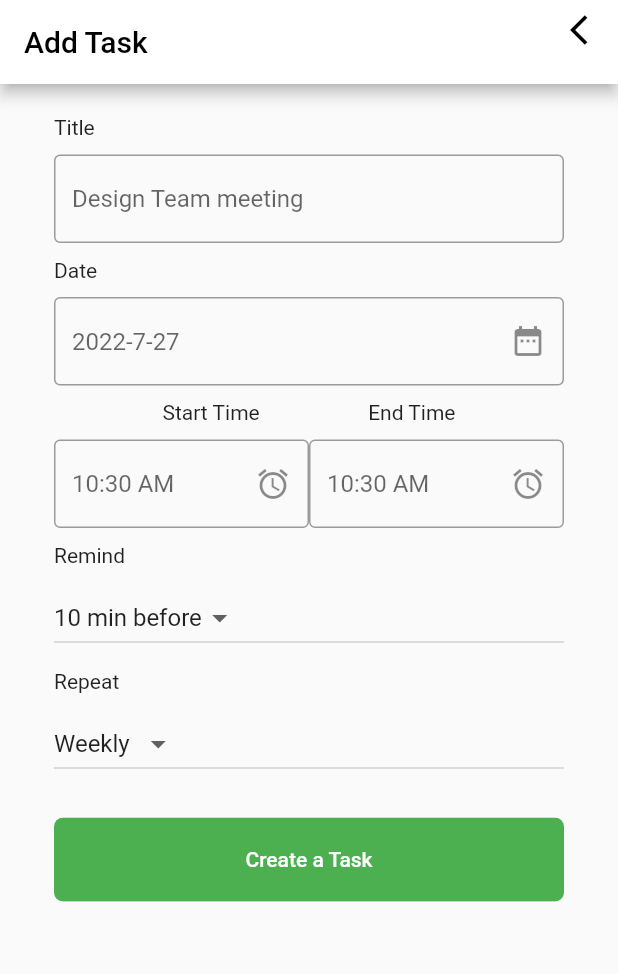
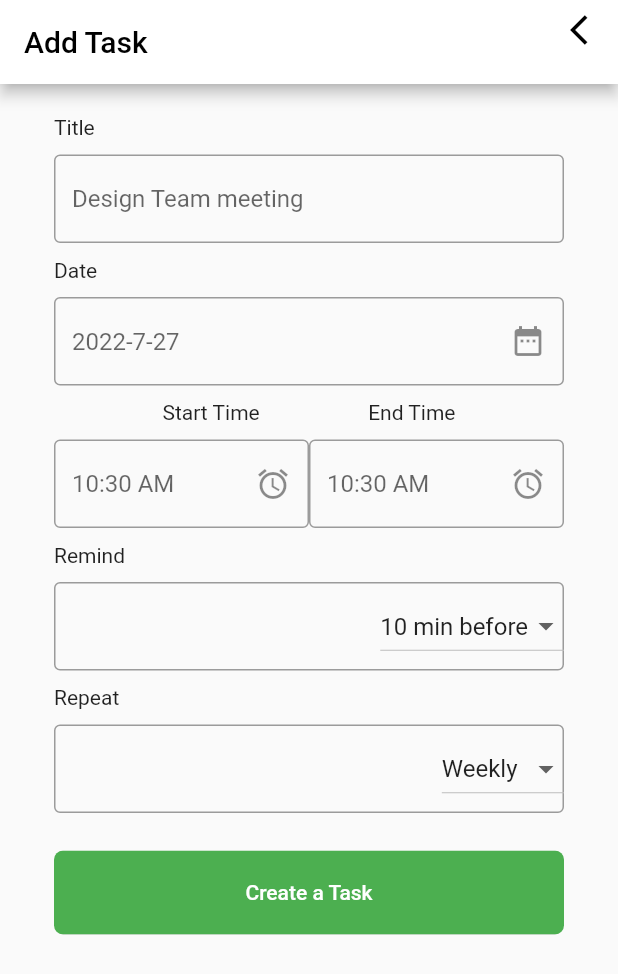
Before and after one commit to HebaLashin/to_do, a Flutter app: the AddTaskWidget screen opened directly, on a phone screen of 412 x 824 dp. Shown: the top 974 px of the screen. Run offline on Flutter 3.47's test engine with Material 2 defaults, Android fonts, the phone set to English and light mode, and no system bars; our stand-ins replace bloc, date_picker_timeline, flutter_bloc, sqflite; accounts and stored records are empty.

Commit message:
5 Commit

```diff
--- a/lib/core/util/blocs/cubit.dart
+++ b/lib/core/util/blocs/cubit.dart
@@ -48,15 +48,19 @@ class AppBloc extends Cubit<appstates> {
   TextEditingController datecontroller = TextEditingController();
   TextEditingController starttimecontroller = TextEditingController();
   TextEditingController endtimecontroller = TextEditingController();
+  TextEditingController remindcontroller = TextEditingController();
+  TextEditingController repeatcontroller = TextEditingController();
+
   void inserttaskData() async {
     await database.transaction((txn) async {
       await txn.rawInsert(
           'INSERT INTO task(title,date,starttime,endtime,remind,repeat) VALUES("${titlecontroller.text}","${datecontroller.text}",'
-              '"${starttimecontroller.text}","${endtimecontroller.text}","5","6")');
+              '"${starttimecontroller.text}","${endtimecontroller.text}","${remindcontroller.text}","${repeatcontroller.text}")');
      // 'INSERT INTO task(title,date,starttime,endtime,remind,repeat) VALUES("1","2","3","4","5","6")');
 
       /*
           'INSERT INTO task(title,date,starttime,endtime,remind,repeat) VALUES("${usernameController.text},'
+
           '${usernameController.text},'
           ''${usernameController.text},
           '${usernameController.text},'
@@ -80,4 +84,16 @@ class AppBloc extends Cubit<appstates> {
     return tasks;
 
   }
+
+
+  List<Map> taskswithspecificDay = [];
+  Future<List<Map>> gettaskswithspecificDay(DateTime datetime)async{
+      taskswithspecificDay = await database.rawQuery('SELECT * FROM task WHERE date = "${datetime}"');
+      emit(appDatabasespecificDay());
+      debugPrint('appDatabasespecificDay');
+      return taskswithspecificDay;
+
+    }
+
+
 }
--- a/lib/core/util/blocs/states.dart
+++ b/lib/core/util/blocs/states.dart
@@ -11,3 +11,5 @@ class appdatabasetablecreated extends appstates{}
 class appdatabasetaskcreated extends appstates{}
 
 class appDatabasetasks extends appstates{}
+
+class appDatabasespecificDay extends appstates{}
--- a/lib/features/addtask/addtaskwidget.dart
+++ b/lib/features/addtask/addtaskwidget.dart
@@ -154,11 +154,7 @@ class _AddTaskWidget  extends State<AddTaskWidget> {
                             vertical: 5.0, horizontal: 20.0),
                         child: Text('Remind',),),
 
-                      Container(
-                        width: MediaQuery
-                            .of(context)
-                            .size
-                            .width,
+                  /*    Container(width: MediaQuery.of(context) .size.width,
                         margin: EdgeInsets.symmetric(
                             vertical: 5.0, horizontal: 20.0),
                         child: DropdownButton(
@@ -171,29 +167,55 @@ class _AddTaskWidget  extends State<AddTaskWidget> {
                               remind_selectedItem = value.toString()),
                         )
                         ,),
+*/
+
+                      Container(width: MediaQuery.of(context) .size.width,
+                        margin: EdgeInsets.symmetric(vertical: 5.0, horizontal: 20.0),
+                         child :  TextFormField(controller: AppBloc.get(context).remindcontroller,
+                          decoration: InputDecoration(
+                          //  hintText: remind_selectedItem,
+                            border: OutlineInputBorder(),
+                            suffixIcon: DropdownButton(
+                              value: remind_selectedItem,
+                           items: remind_all_items.map((item) =>
+                               DropdownMenuItem(
+                                 child: Text(item,), value: item,)).toList(),
+                           onChanged: (value){
+                               setState((){
+                               remind_selectedItem = value.toString();
+                               });
+                               AppBloc.get(context).remindcontroller.text= value.toString();
+                           },
+                            ),
+                          )
+                           ),),
 
                       Container(
                         margin: EdgeInsets.symmetric(
                             vertical: 5.0, horizontal: 20.0),
                         child: Text('Repeat',),),
 
-                      Container(
-                        width: MediaQuery
-                            .of(context)
-                            .size
-                            .width,
-                        margin: EdgeInsets.symmetric(
-                            vertical: 5.0, horizontal: 20.0),
-                        child: DropdownButton(
+                  Container(width: MediaQuery.of(context) .size.width,
+                    margin: EdgeInsets.symmetric(vertical: 5.0, horizontal: 20.0),
+                    child :  TextFormField(controller: AppBloc.get(context).repeatcontroller,
+                      decoration: InputDecoration(
+                        border: OutlineInputBorder(),
+                        suffixIcon: DropdownButton(
                           value: repeat_selectedItem,
                           items: repeat_all_items.map((item) =>
                               DropdownMenuItem(
                                 child: Text(item,), value: item,)).toList(),
-                          onChanged: (value) =>
-                              setState(() =>
-                              repeat_selectedItem = value.toString()),
-                        )
-                        ,),
+                          onChanged: (value) {
+                            setState((){
+                              repeat_selectedItem = value.toString();
+                            });
+                            AppBloc.get(context).repeatcontroller.text= value.toString();
+                          },
+
+
+                        ),
+                      )
+                    ),),
 
                       Container(
                         margin: EdgeInsets.symmetric(
@@ -216,7 +238,13 @@ class _AddTaskWidget  extends State<AddTaskWidget> {
                                 .text}${AppBloc
                                 .get(context)
                                 .endtimecontroller
-                                .text}56');
+                                .text}${AppBloc
+                                .get(context)
+                                .remindcontroller
+                                .text}${AppBloc
+                                .get(context)
+                                .repeatcontroller
+                                .text}');
 
                             Navigator.push(context, MaterialPageRoute(
                               builder: (context) => OnBoardPage(),),);
@@ -243,7 +271,6 @@ class _AddTaskWidget  extends State<AddTaskWidget> {
       print("error choosing a date");
     }
   }
-
 
   _getstarttimeAlart() async {
     var pickedTime = await showTimePicker(
```
Also changed, not shown: lib/core/util/widgets/task.dart (added, +60 -0 lines), lib/features/schedule/schedulewidget.dart (+85 -5 lines), 1 other file.
